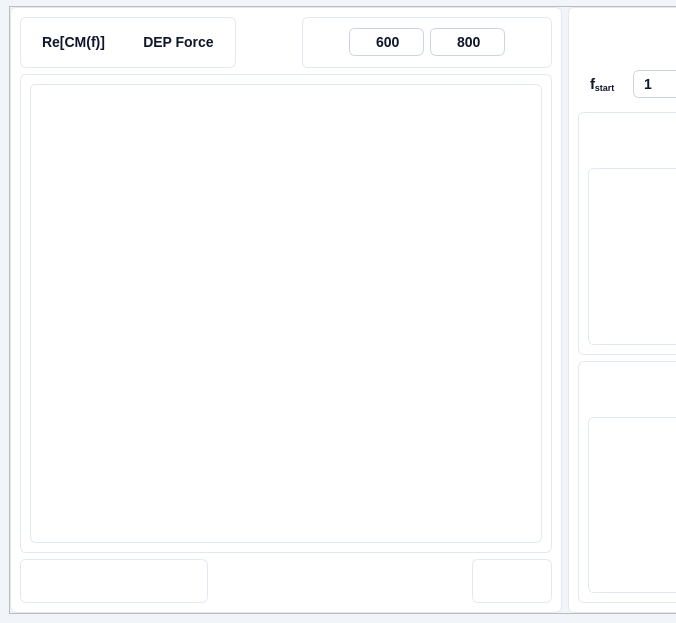
IoanTivig/OpenDEP_View, file ui/main.ui: the form before one commit; both pictures show x 0 to 676 and y 0 to 623 of the 1161 by 623 pixel window.
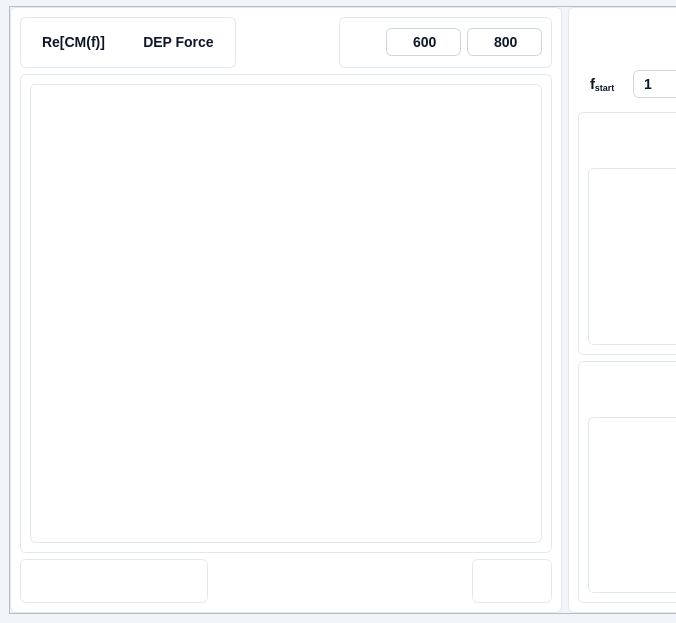
The form after the commit. Icons and pictures are not drawn. Custom widgets are drawn as their Qt base class.

Commit message: Changelog: - added Excel import-export - added validation to all entries - modified how graph refreshes it's size - added an capture widget, where you can set image details

```diff
--- a/ui/main.ui
+++ b/ui/main.ui
@@ -430,74 +430,6 @@
                  </property>
                 </widget>
                </item>
-               <item>
-                <widget class="QPushButton" name="pyqt5_button_refresh_graph_size">
-                 <property name="enabled">
-                  <bool>true</bool>
-                 </property>
-                 <property name="minimumSize">
-                  <size>
-                   <width>31</width>
-                   <height>31</height>
-                  </size>
-                 </property>
-                 <property name="maximumSize">
-                  <size>
-                   <width>31</width>
-                   <height>31</height>
-                  </size>
-                 </property>
-                 <property name="font">
-                  <font>
-                   <family>Segoe UI</family>
-                   <pointsize>-1</pointsize>
-                   <weight>62</weight>
-                   <italic>false</italic>
-                   <bold>true</bold>
-                  </font>
-                 </property>
-                 <property name="toolTip">
-                  <string>&lt;html&gt;&lt;head/&gt;&lt;body&gt;&lt;p&gt;&lt;span style=&quot; font-size:10pt;&quot;&gt;Extend&lt;/span&gt;&lt;/p&gt;&lt;/body&gt;&lt;/html&gt;</string>
-                 </property>
-                 <property name="whatsThis">
-                  <string>&lt;html&gt;&lt;head/&gt;&lt;body&gt;&lt;p&gt;Zoom&lt;/p&gt;&lt;/body&gt;&lt;/html&gt;</string>
-                 </property>
-                 <property name="styleSheet">
-                  <string notr="true">
-/* Default State */
-QPushButton {
-    border: none;
-	background: transparent;  /* Ghost button with no background */
-    color: #0F172A;  /* Text color */
-    border-radius: 6px;  /* Rounded corners */
-    font-family: 'Segoe UI', sans-serif;  /* Font family */
-    font-style: normal;  /* Font style */
-    font-weight: 500;  /* Font weight */
-    font-size: 14px;  /* Font size */
-    line-height: 24px;  /* Line height */
-	padding: 4px;
-	image: url(:/ui/qt/resources/buttons/refresh_icon.png);
-}
-
-/* Hover State */
-QPushButton:hover {
-    background: #F1F5F9;  /* slate/100 */
-    color: #0F172A;  /* Text color */
-	image: url(:/ui/qt/resources/buttons/refresh_icon.png);
-}
-
-/* Pressed State */
-QPushButton:pressed {
-    background: #DEE8F2;  /* Pressed background color */
-    color: #0F172A;  /* Text color */
-	image: url(:/ui/qt/resources/buttons/refresh_icon.png);
-}</string>
-                 </property>
-                 <property name="text">
-                  <string/>
-                 </property>
-                </widget>
-               </item>
               </layout>
              </widget>
             </item>
@@ -586,140 +518,6 @@
                <property name="bottomMargin">
                 <number>5</number>
                </property>
-               <item>
-                <widget class="QPushButton" name="pyqt5_button_save_figure">
-                 <property name="enabled">
-                  <bool>true</bool>
-                 </property>
-                 <property name="minimumSize">
-                  <size>
-                   <width>32</width>
-                   <height>32</height>
-                  </size>
-                 </property>
-                 <property name="maximumSize">
-                  <size>
-                   <width>32</width>
-                   <height>32</height>
-                  </size>
-                 </property>
-                 <property name="font">
-                  <font>
-                   <family>Segoe UI</family>
-                   <pointsize>-1</pointsize>
-                   <weight>62</weight>
-                   <italic>false</italic>
-                   <bold>true</bold>
-                  </font>
-                 </property>
-                 <property name="toolTip">
-                  <string>&lt;html&gt;&lt;head/&gt;&lt;body&gt;&lt;p&gt;Capture Image&lt;/p&gt;&lt;/body&gt;&lt;/html&gt;</string>
-                 </property>
-                 <property name="whatsThis">
-                  <string>&lt;html&gt;&lt;head/&gt;&lt;body&gt;&lt;p&gt;Save Figure&lt;/p&gt;&lt;/body&gt;&lt;/html&gt;</string>
-                 </property>
-                 <property name="styleSheet">
-                  <string notr="true">/* Default State */
-QPushButton {
-    border: none;
-	background: transparent;  /* Ghost button with no background */
-    color: #0F172A;  /* Text color */
-    border-radius: 6px;  /* Rounded corners */
-    font-family: 'Segoe UI', sans-serif;  /* Font family */
-    font-style: normal;  /* Font style */
-    font-weight: 500;  /* Font weight */
-    font-size: 14px;  /* Font size */
-    line-height: 24px;  /* Line height */ 
-	padding: 4px;
-	image: url(:/ui/qt/resources/buttons/save_image_icon.png);
-}
-
-/* Hover State */
-QPushButton:hover {
-    background: #F1F5F9;  /* slate/100 */
-    color: #0F172A;  /* Text color */
-	image: url(:/ui/qt/resources/buttons/save_image_icon.png);
-}
-
-/* Pressed State */
-QPushButton:pressed {
-    background: #DEE8F2;  /* Pressed background color */
-    color: #0F172A;  /* Text color */
-	image: url(:/ui/qt/resources/buttons/save_image_icon.png);
-}</string>
-                 </property>
-                 <property name="text">
-                  <string/>
-                 </property>
-                </widget>
-               </item>
-               <item>
-                <widget class="QPushButton" name="pyqt5_button_properties_figure">
-                 <property name="enabled">
-                  <bool>true</bool>
-                 </property>
-                 <property name="minimumSize">
-                  <size>
-                   <width>31</width>
-                   <height>31</height>
-                  </size>
-                 </property>
-                 <property name="maximumSize">
-                  <size>
-                   <width>31</width>
-                   <height>31</height>
-                  </size>
-                 </property>
-                 <property name="font">
-                  <font>
-                   <family>Segoe UI</family>
-                   <pointsize>-1</pointsize>
-                   <weight>62</weight>
-                   <italic>false</italic>
-                   <bold>true</bold>
-                  </font>
-                 </property>
-                 <property name="toolTip">
-                  <string>&lt;html&gt;&lt;head/&gt;&lt;body&gt;&lt;p&gt;&lt;span style=&quot; font-size:10pt;&quot;&gt;Settings&lt;/span&gt;&lt;/p&gt;&lt;/body&gt;&lt;/html&gt;</string>
-                 </property>
-                 <property name="whatsThis">
-                  <string>&lt;html&gt;&lt;head/&gt;&lt;body&gt;&lt;p&gt;Properties&lt;/p&gt;&lt;/body&gt;&lt;/html&gt;</string>
-                 </property>
-                 <property name="styleSheet">
-                  <string notr="true">/* Default State */
-QPushButton {
-	border: none;
-    background: transparent;  /* Ghost button with no background */
-    color: #0F172A;  /* Text color */
-    border-radius: 6px;  /* Rounded corners */
-    font-family: 'Segoe UI', sans-serif;  /* Font family */
-    font-style: normal;  /* Font style */
-    font-weight: 500;  /* Font weight */
-    font-size: 14px;  /* Font size */
-    line-height: 24px;  /* Line height */
-	padding: 4px;
-	image: url(:/ui/qt/resources/buttons/settings_icon.png);
-}
-
-/* Hover State */
-QPushButton:hover {
-    background: #F1F5F9;  /* slate/100 */
-    color: #0F172A;  /* Text color */
-	image: url(:/ui/qt/resources/buttons/settings_icon.png);
-}
-
-/* Pressed State */
-QPushButton:pressed {
-    background: #DEE8F2;  /* Pressed background color */
-    color: #0F172A;  /* Text color */
-	image: url(:/ui/qt/resources/buttons/settings_icon.png);
-}</string>
-                 </property>
-                 <property name="text">
-                  <string/>
-                 </property>
-                </widget>
-               </item>
                <item>
                 <widget class="QPushButton" name="pyqt5_button_home_figure">
                  <property name="enabled">
@@ -854,6 +652,140 @@
                  </property>
                 </widget>
                </item>
+               <item>
+                <widget class="QPushButton" name="pyqt5_button_properties_figure">
+                 <property name="enabled">
+                  <bool>true</bool>
+                 </property>
+                 <property name="minimumSize">
+                  <size>
+                   <width>31</width>
+                   <height>31</height>
+                  </size>
+                 </property>
+                 <property name="maximumSize">
+                  <size>
+                   <width>31</width>
+                   <height>31</height>
+                  </size>
+                 </property>
+                 <property name="font">
+                  <font>
+                   <family>Segoe UI</family>
+                   <pointsize>-1</pointsize>
+                   <weight>62</weight>
+                   <italic>false</italic>
+                   <bold>true</bold>
+                  </font>
+                 </property>
+                 <property name="toolTip">
+                  <string>&lt;html&gt;&lt;head/&gt;&lt;body&gt;&lt;p&gt;&lt;span style=&quot; font-size:10pt;&quot;&gt;Graph Settings&lt;/span&gt;&lt;/p&gt;&lt;/body&gt;&lt;/html&gt;</string>
+                 </property>
+                 <property name="whatsThis">
+                  <string>&lt;html&gt;&lt;head/&gt;&lt;body&gt;&lt;p&gt;Properties&lt;/p&gt;&lt;/body&gt;&lt;/html&gt;</string>
+                 </property>
+                 <property name="styleSheet">
+                  <string notr="true">/* Default State */
+QPushButton {
+	border: none;
+    background: transparent;  /* Ghost button with no background */
+    color: #0F172A;  /* Text color */
+    border-radius: 6px;  /* Rounded corners */
+    font-family: 'Segoe UI', sans-serif;  /* Font family */
+    font-style: normal;  /* Font style */
+    font-weight: 500;  /* Font weight */
+    font-size: 14px;  /* Font size */
+    line-height: 24px;  /* Line height */
+	padding: 4px;
+	image: url(:/ui/qt/resources/buttons/settings_icon.png);
+}
+
+/* Hover State */
+QPushButton:hover {
+    background: #F1F5F9;  /* slate/100 */
+    color: #0F172A;  /* Text color */
+	image: url(:/ui/qt/resources/buttons/settings_icon.png);
+}
+
+/* Pressed State */
+QPushButton:pressed {
+    background: #DEE8F2;  /* Pressed background color */
+    color: #0F172A;  /* Text color */
+	image: url(:/ui/qt/resources/buttons/settings_icon.png);
+}</string>
+                 </property>
+                 <property name="text">
+                  <string/>
+                 </property>
+                </widget>
+               </item>
+               <item>
+                <widget class="QPushButton" name="pyqt5_button_save_figure">
+                 <property name="enabled">
+                  <bool>true</bool>
+                 </property>
+                 <property name="minimumSize">
+                  <size>
+                   <width>32</width>
+                   <height>32</height>
+                  </size>
+                 </property>
+                 <property name="maximumSize">
+                  <size>
+                   <width>32</width>
+                   <height>32</height>
+                  </size>
+                 </property>
+                 <property name="font">
+                  <font>
+                   <family>Segoe UI</family>
+                   <pointsize>-1</pointsize>
+                   <weight>62</weight>
+                   <italic>false</italic>
+                   <bold>true</bold>
+                  </font>
+                 </property>
+                 <property name="toolTip">
+                  <string>&lt;html&gt;&lt;head/&gt;&lt;body&gt;&lt;p&gt;Capture Graph&lt;/p&gt;&lt;/body&gt;&lt;/html&gt;</string>
+                 </property>
+                 <property name="whatsThis">
+                  <string>&lt;html&gt;&lt;head/&gt;&lt;body&gt;&lt;p&gt;Save Figure&lt;/p&gt;&lt;/body&gt;&lt;/html&gt;</string>
+                 </property>
+                 <property name="styleSheet">
+                  <string notr="true">/* Default State */
+QPushButton {
+    border: none;
+	background: transparent;  /* Ghost button with no background */
+    color: #0F172A;  /* Text color */
+    border-radius: 6px;  /* Rounded corners */
+    font-family: 'Segoe UI', sans-serif;  /* Font family */
+    font-style: normal;  /* Font style */
+    font-weight: 500;  /* Font weight */
+    font-size: 14px;  /* Font size */
+    line-height: 24px;  /* Line height */ 
+	padding: 4px;
+	image: url(:/ui/qt/resources/buttons/save_image_icon.png);
+}
+
+/* Hover State */
+QPushButton:hover {
+    background: #F1F5F9;  /* slate/100 */
+    color: #0F172A;  /* Text color */
+	image: url(:/ui/qt/resources/buttons/save_image_icon.png);
+}
+
+/* Pressed State */
+QPushButton:pressed {
+    background: #DEE8F2;  /* Pressed background color */
+    color: #0F172A;  /* Text color */
+	image: url(:/ui/qt/resources/buttons/save_image_icon.png);
+}</string>
+                 </property>
+                 <property name="text">
+                  <string/>
+                 </property>
+                </widget>
+               </item>
                <item>
                 <widget class="QPushButton" name="pyqt5_button_fitspace_figure">
                  <property name="enabled">
```
Left out of the diff: 176 changed lines with no effect on the pictures. The commit also changes 26 other files.
